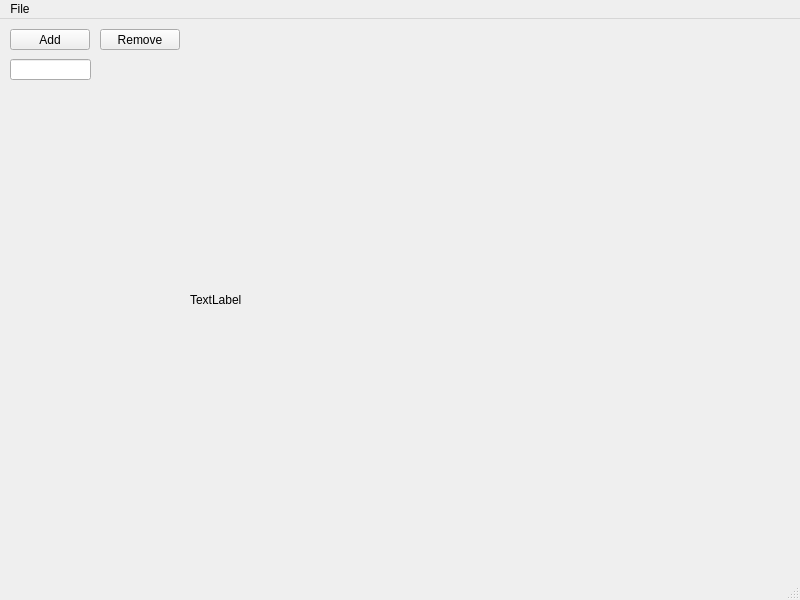
Above: painter.ui from piotrHeinzelman/CDraw before the change. Below: the same form after it.
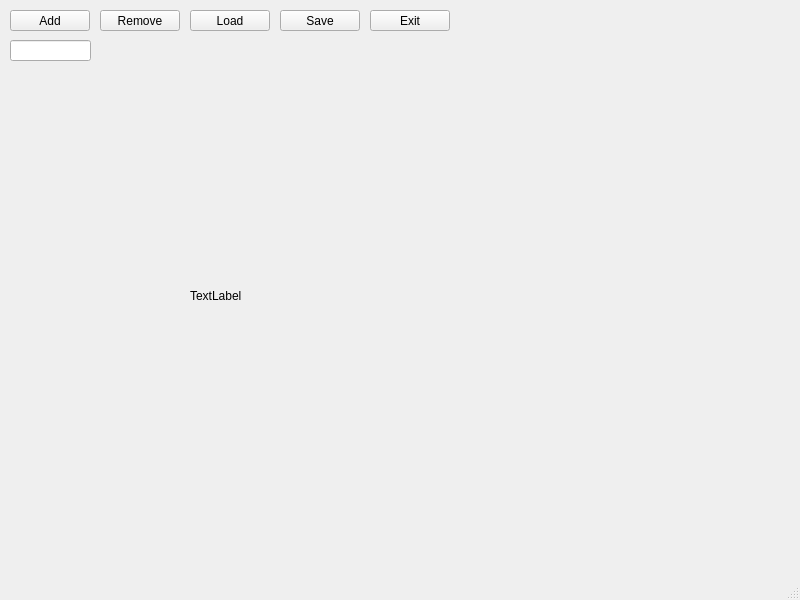
That is the form after the change.

Diff of the .ui file:
```diff
--- a/painter.ui
+++ b/painter.ui
@@ -57,34 +57,54 @@
     <property name="geometry">
      <rect>
       <x>190</x>
-      <y>10</y>
+      <y>40</y>
       <width>601</width>
-      <height>541</height>
+      <height>511</height>
      </rect>
     </property>
     <property name="text">
      <string>TextLabel</string>
     </property>
    </widget>
-  </widget>
-  <widget class="QMenuBar" name="menubar">
-   <property name="geometry">
-    <rect>
-     <x>0</x>
-     <y>0</y>
-     <width>800</width>
-     <height>18</height>
-    </rect>
-   </property>
-   <widget class="QMenu" name="menuFile">
-    <property name="title">
-     <string>File</string>
+   <widget class="QPushButton" name="saveButton">
+    <property name="geometry">
+     <rect>
+      <x>280</x>
+      <y>10</y>
+      <width>80</width>
+      <height>21</height>
+     </rect>
     </property>
-    <addaction name="saveMenuItem"/>
-    <addaction name="separator"/>
-    <addaction name="QuitMenuItem"/>
+    <property name="text">
+     <string>Save</string>
+    </property>
    </widget>
-   <addaction name="menuFile"/>
+   <widget class="QPushButton" name="loadButton">
+    <property name="geometry">
+     <rect>
+      <x>190</x>
+      <y>10</y>
+      <width>80</width>
+      <height>21</height>
+     </rect>
+    </property>
+    <property name="text">
+     <string>Load</string>
+    </property>
+   </widget>
+   <widget class="QPushButton" name="exitButton">
+    <property name="geometry">
+     <rect>
+      <x>370</x>
+      <y>10</y>
+      <width>80</width>
+      <height>21</height>
+     </rect>
+    </property>
+    <property name="text">
+     <string>Exit</string>
+    </property>
+   </widget>
   </widget>
   <widget class="QStatusBar" name="statusbar"/>
   <action name="saveMenuItem">
```
Left out of the diff: 8 changed lines with no effect on the pictures.
